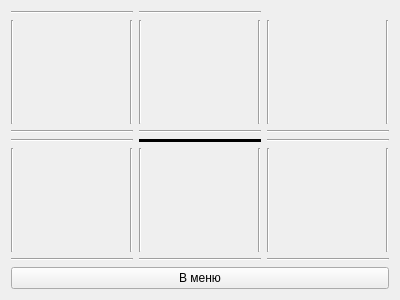
Above: editdevicesinbuldingwindow.ui from bondarev-al/PPCofCLinB before the change. Below: the same form after it.
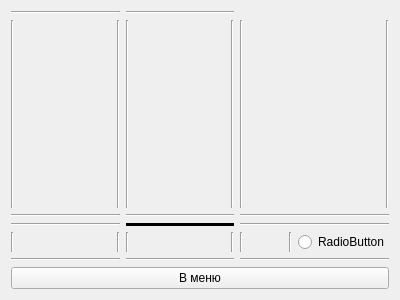
That is the form after the change.

```diff
--- a/editdevicesinbuldingwindow.ui
+++ b/editdevicesinbuldingwindow.ui
@@ -317,6 +317,16 @@
            </property>
           </widget>
          </item>
+         <item>
+          <widget class="QRadioButton" name="radioButton">
+           <property name="text">
+            <string>RadioButton</string>
+           </property>
+           <property name="checked">
+            <bool>false</bool>
+           </property>
+          </widget>
+         </item>
         </layout>
        </item>
        <item>
```
